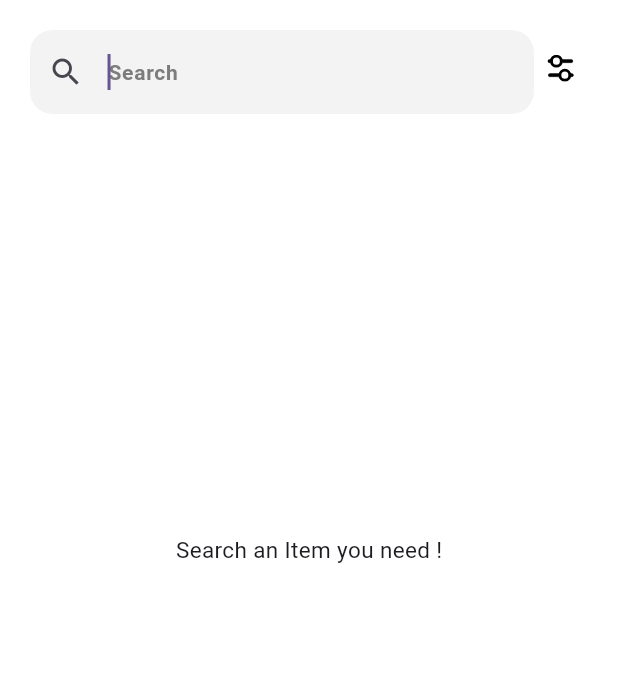
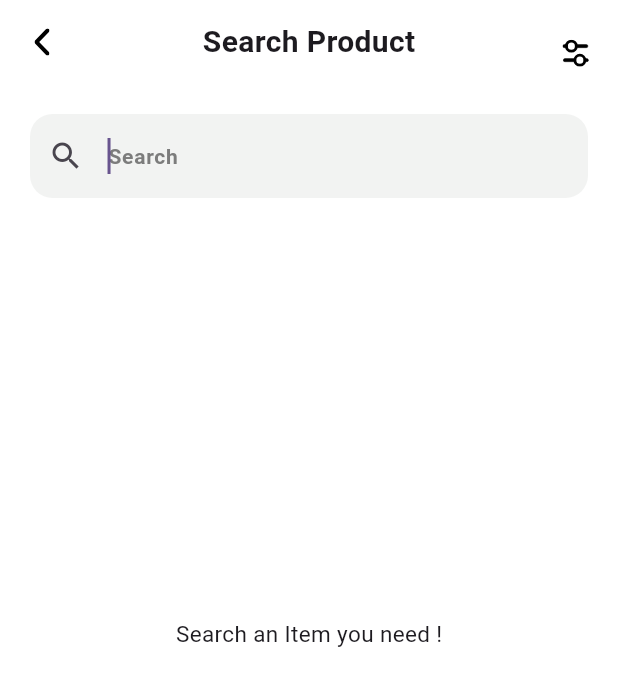
Before and after one commit to sajjadleith/grocery-demo, a Flutter app: the SearchProductScreen screen opened by its route, on a phone screen of 412 x 824 dp. Shown: the top 686 px of the screen. Run offline on Flutter 3.47's test engine with Material 3 defaults, Android fonts, the phone set to English and light mode, and no system bars; our stand-ins replace cached_network_image, carousel_slider, flutter_svg, smooth_page_indicator; Roboto replaces fonts that are missing (Cairo).

```diff
--- a/lib/main.dart
+++ b/lib/main.dart
@@ -1,10 +1,8 @@
 import 'package:flutter/material.dart';
 import 'package:grocery_project/provider/dummy_provider.dart';
+import 'package:grocery_project/provider/fav_provider.dart';
 import 'package:grocery_project/provider/navbar_provider.dart';
 import 'package:grocery_project/provider/product_provider.dart';
-import 'package:grocery_project/view/screen/dumdum_screen.dart';
-import 'package:grocery_project/view/screen/dummy_screen.dart';
-import 'package:grocery_project/view/screen/order_accepted_screen.dart';
 import 'package:provider/provider.dart';
 
 import 'core/routes/app_routes.dart';
@@ -25,6 +23,7 @@ class MyApp extends StatelessWidget {
         ChangeNotifierProvider<NavBarProvider>(create: (context) => NavBarProvider()),
         ChangeNotifierProvider<DummyProvider>(create: (context) => DummyProvider()),
         ChangeNotifierProvider<ProductProvider>(create: (context) => ProductProvider()),
+        ChangeNotifierProvider<FavProvider>(create: (context) => FavProvider()),
       ],
       child: MaterialApp(
         title: 'Grocery Demo',
--- a/lib/model/product_model.dart
+++ b/lib/model/product_model.dart
@@ -6,14 +6,7 @@ class ProductModel {
   String? desc;
   String categories;
   final String brand;
+  bool isFav;
 
-  ProductModel({
-    required this.name,
-    required this.pcs,
-    this.desc,
-    required this.image,
-    required this.price,
-    required this.categories,
-    required this.brand,
-  });
+  ProductModel({required this.name, required this.pcs, this.desc, required this.image, required this.price, required this.categories, required this.brand, required this.isFav});
 }
--- a/lib/provider/fav_provider.dart
+++ b/lib/provider/fav_provider.dart
@@ -1,9 +1,23 @@
-import 'package:flutter/material.dart';
+import 'package:flutter/cupertino.dart';
+
+import '../model/product_model.dart';
 
 class FavProvider extends ChangeNotifier {
-  bool isFav = false;
-  changeFav(bool fav) {
-    isFav = fav;
+  List<ProductModel> favList = [];
+
+  void toggleFav(ProductModel product) {
+    product.isFav = !product.isFav;
+
+    if (product.isFav) {
+      favList.add(product);
+    } else {
+      favList.remove(product);
+    }
+
     notifyListeners();
   }
+
+  bool isFav(ProductModel product) {
+    return product.isFav;
+  }
 }
--- a/lib/provider/product_provider.dart
+++ b/lib/provider/product_provider.dart
@@ -12,6 +12,7 @@ class ProductProvider extends ChangeNotifier {
       desc: 'Fresh red apples rich in fiber and vitamins.',
       categories: 'Fruits',
       brand: 'FreshFarm',
+      isFav: false,
     ),
     ProductModel(
       name: 'Banana',
@@ -21,6 +22,7 @@ class ProductProvider extends ChangeNotifier {
       desc: 'Sweet ripe bananas perfect for snacks and smoothies.',
       categories: 'Fruits',
       brand: 'TropicalGold',
+      isFav: false,
     ),
     ProductModel(
       name: 'Orange Juice',
@@ -30,6 +32,7 @@ class ProductProvider extends ChangeNotifier {
       desc: '100% natural orange juice with no added sugar.',
       categories: 'Drinks',
       brand: 'SunFresh',
+      isFav: false,
     ),
     ProductModel(
       name: 'Tomato',
@@ -39,6 +42,7 @@ class ProductProvider extends ChangeNotifier {
       desc: 'Fresh organic tomatoes great for salads and cooking.',
       categories: 'Vegetables',
       brand: 'GreenLeaf',
+      isFav: false,
     ),
     ProductModel(
       name: 'Potato',
@@ -48,6 +52,7 @@ class ProductProvider extends ChangeNotifier {
       desc: 'High-quality golden potatoes ideal for frying and mashing.',
       categories: 'Vegetables',
       brand: 'FarmersChoice',
+      isFav: false,
     ),
     ProductModel(
       name: 'Milk',
@@ -57,6 +62,7 @@ class ProductProvider extends ChangeNotifier {
       desc: 'Fresh full cream milk rich in calcium.',
       categories: 'Dairy',
       brand: 'PureDairy',
+      isFav: false,
     ),
     ProductModel(
       name: 'Bread',
@@ -66,6 +72,7 @@ class ProductProvider extends ChangeNotifier {
       desc: 'Soft white bread baked fresh every morning.',
       categories: 'Bakery',
       brand: 'BakeHouse',
+      isFav: false,
     ),
     ProductModel(
       name: 'Eggs',
@@ -75,6 +82,7 @@ class ProductProvider extends ChangeNotifier {
       desc: 'Farm fresh eggs with high protein content.',
       categories: 'Dairy',
       brand: 'GoldenHen',
+      isFav: false,
     ),
     ProductModel(
       name: 'Cucumber',
@@ -84,6 +92,7 @@ class ProductProvider extends ChangeNotifier {
       desc: 'Crisp and refreshing cucumbers perfect for salads.',
       categories: 'Vegetables',
       brand: 'GreenLeaf',
+      isFav: false,
     ),
     ProductModel(
       name: 'Strawberry Yogurt',
@@ -93,6 +102,7 @@ class ProductProvider extends ChangeNotifier {
       desc: 'Creamy yogurt with real strawberry flavor.',
       categories: 'Dairy',
       brand: 'YogoFresh',
+      isFav: false,
     ),
   ];
 
--- a/lib/view/screen/dummy_screen.dart
+++ b/lib/view/screen/dummy_screen.dart
@@ -11,7 +11,7 @@ class DummyScreen extends StatelessWidget {
       appBar: AppBar(title: Text('Dummy Screen')),
       body: Column(
         mainAxisAlignment: MainAxisAlignment.center,
-        children: <Widget>[
+        children:      <Widget>[
           Row(
             mainAxisAlignment: MainAxisAlignment.spaceEvenly,
             children: <Widget>[
--- a/lib/view/screen/search_product_screen.dart
+++ b/lib/view/screen/search_product_screen.dart
@@ -1,7 +1,7 @@
 import 'package:flutter/material.dart';
 import 'package:grocery_project/core/utility/widgets/custom_search_button_widget.dart';
 
-import '../../core/utility/widgets/filter_item_widget.dart';
+import '../widget/app_bar_product_widget.dart';
 import '../widget/product_item_widget.dart';
 
 class SearchProductScreen extends StatefulWidget {
@@ -34,13 +34,17 @@ class _SearchProductScreenState extends State<SearchProductScreen> {
             crossAxisAlignment: CrossAxisAlignment.center,
             children: [
               Padding(
+                padding: const EdgeInsets.symmetric(horizontal: 10, vertical: 10),
+                child: AppBarProductWidget(title: "Search Product"),
+              ),
+              Padding(
                 padding: const EdgeInsets.symmetric(horizontal: 20),
                 child: Row(
                   mainAxisAlignment: MainAxisAlignment.start,
                   crossAxisAlignment: CrossAxisAlignment.center,
                   children: [
                     Expanded(child: CustomSearchButtonWidget(controller: searchController)),
-                    FilterItemWidget(),
+                    // FilterItemWidget(),
                   ],
                 ),
               ),
--- a/lib/view/widget/app_bar_product_widget.dart
+++ b/lib/view/widget/app_bar_product_widget.dart
@@ -5,7 +5,8 @@ import '../../core/app_assets.dart';
 import '../../core/utility/widgets/filter_item_widget.dart';
 
 class AppBarProductWidget extends StatelessWidget {
-  const AppBarProductWidget({super.key});
+  const AppBarProductWidget({super.key, required this.title});
+  final String title;
 
   @override
   Widget build(BuildContext context) {
@@ -25,17 +26,11 @@ class AppBarProductWidget extends StatelessWidget {
               width: 36,
               height: 36,
               decoration: BoxDecoration(borderRadius: BorderRadius.circular(20)),
-              child: SvgPicture.asset(
-                AppAssets.arrowBack,
-                colorFilter: ColorFilter.mode(Colors.black, BlendMode.srcIn),
-                width: 18,
-                height: 18,
-                fit: BoxFit.scaleDown,
-              ),
+              child: SvgPicture.asset(AppAssets.arrowBack, colorFilter: ColorFilter.mode(Colors.black, BlendMode.srcIn), width: 18, height: 18, fit: BoxFit.scaleDown),
             ),
           ),
         ),
-        Text("Beverages", style: TextStyle(fontSize: 20, fontWeight: FontWeight.w600)),
+        Text(title, style: TextStyle(fontSize: 20, fontWeight: FontWeight.w600)),
         FilterItemWidget(),
       ],
     );
```
Also changed, not shown: lib/core/utility/widgets/product_card_widget.dart (+21 -7 lines), lib/core/utility/widgets/show_bottom_sheet_widget.dart (+9 -29 lines), lib/view/screen/favourite_screen.dart (+8 -36 lines), lib/view/screen/product_screen.dart (+8 -1 lines).
